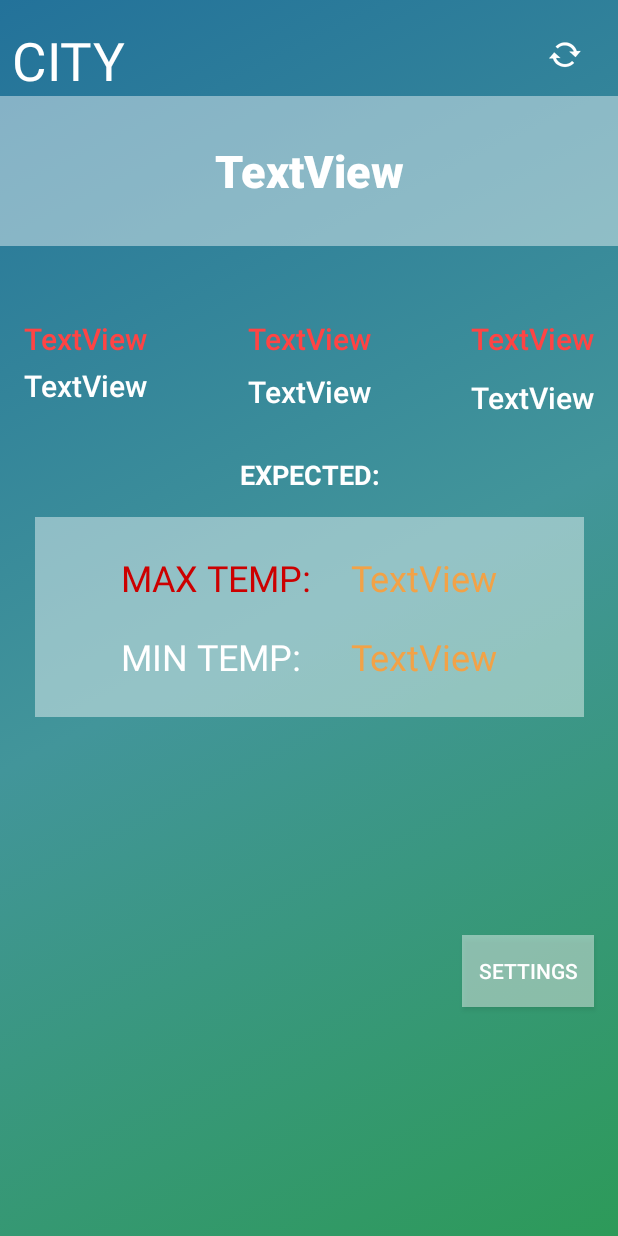
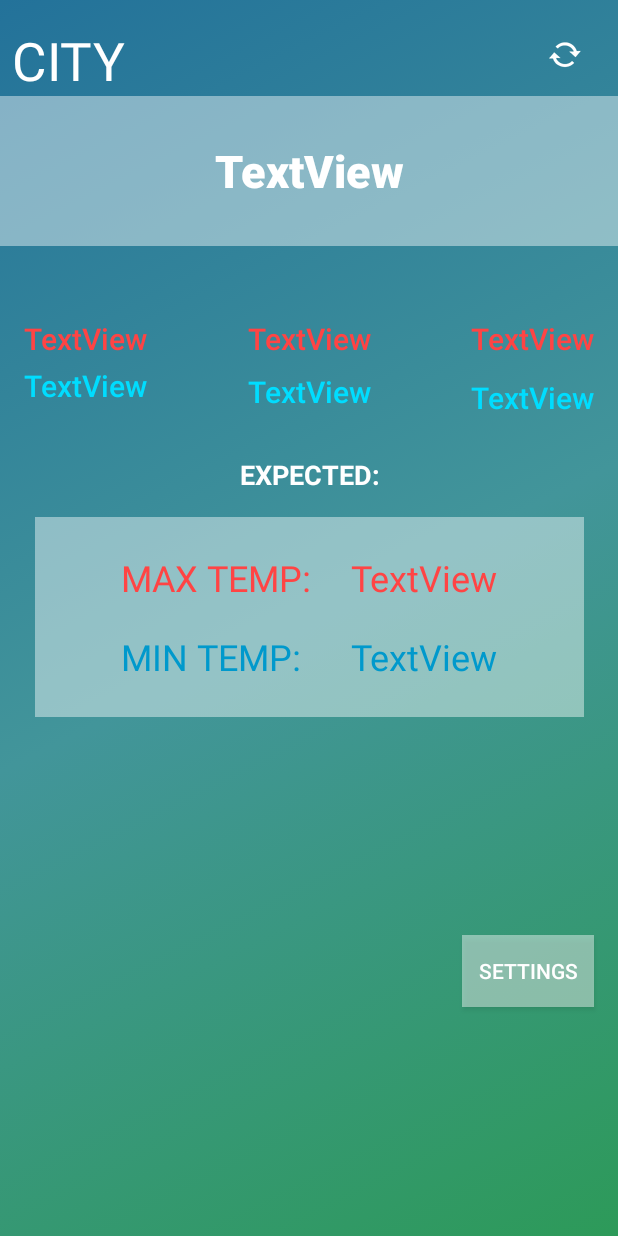
Before and after one commit to GionaFossati/WeatherCompare-Android-APP, an Android app: the layout activity_main.xml on its own in the app's theme, with its tools: preview values and no code run, on a phone screen of 412 x 824 dp. Run offline under Robolectric (Android 15) with nearby library versions, the phone set to English and light mode, and no system bars.

Commit message:
0.1.1
All MainActivity's TextViews working

```diff
--- a/app/src/main/java/com/wc/giona/weathercompare/RemoteFetchWu.java
+++ b/app/src/main/java/com/wc/giona/weathercompare/RemoteFetchWu.java
@@ -58,6 +58,7 @@ public class RemoteFetchWu {
 
             data2 = temp.substring(11,14);
             if ((data2.length()) == 3) {data2 = data2.substring(0,2);}
+            if ((data2.endsWith("."))) {data2 = data2.substring(0,1);}
 
         } catch (Exception e){
             e.printStackTrace();
--- a/app/src/main/res/layout/activity_main.xml
+++ b/app/src/main/res/layout/activity_main.xml
@@ -84,7 +84,7 @@
             android:layout_width="wrap_content"
             android:layout_height="wrap_content"
             android:text="TextView"
-            android:textColor="@color/TEXTORANGE"
+            android:textColor="@android:color/holo_red_light"
             android:textSize="24sp"
             app:layout_constraintBaseline_toBaselineOf="@+id/textView4"
             app:layout_constraintStart_toStartOf="@+id/minTemp" />
@@ -95,7 +95,7 @@
             android:layout_height="wrap_content"
             android:layout_marginTop="24dp"
             android:text="MAX TEMP:"
-            android:textColor="@android:color/holo_red_dark"
+            android:textColor="@android:color/holo_red_light"
             android:textSize="24sp"
             app:layout_constraintStart_toStartOf="@+id/textView5"
             app:layout_constraintTop_toTopOf="parent" />
@@ -108,7 +108,7 @@
             android:layout_marginStart="32dp"
             android:layout_marginTop="20dp"
             android:text="MIN TEMP:"
-            android:textColor="@android:color/background_light"
+            android:textColor="@android:color/holo_blue_dark"
             android:textSize="24sp"
             app:layout_constraintBottom_toBottomOf="parent"
             app:layout_constraintEnd_toStartOf="@+id/minTemp"
@@ -123,7 +123,7 @@
             android:layout_marginEnd="32dp"
             android:layout_marginStart="8dp"
             android:text="TextView"
-            android:textColor="@color/TEXTORANGE"
+            android:textColor="@android:color/holo_blue_dark"
             android:textSize="24sp"
             app:layout_constraintBaseline_toBaselineOf="@+id/textView5"
             app:layout_constraintEnd_toEndOf="parent"
@@ -164,7 +164,7 @@
             android:text="TextView"
             android:textAlignment="center"
             android:textAppearance="@style/TextAppearance.AppCompat.SearchResult.Title"
-            android:textColor="@android:color/background_light"
+            android:textColor="@android:color/holo_blue_bright"
             app:layout_constraintEnd_toEndOf="@+id/max3"
             app:layout_constraintHorizontal_bias="0.0"
             app:layout_constraintRight_toRightOf="parent"
@@ -203,7 +203,7 @@
             android:text="TextView"
             android:textAlignment="center"
             android:textAppearance="@style/TextAppearance.AppCompat.SearchResult.Title"
-            android:textColor="@android:color/background_light"
+            android:textColor="@android:color/holo_blue_bright"
             app:layout_constraintEnd_toEndOf="@+id/max1"
             app:layout_constraintHorizontal_bias="0.0"
             app:layout_constraintStart_toStartOf="@+id/max1"
@@ -217,7 +217,7 @@
             android:text="TextView"
             android:textAlignment="center"
             android:textAppearance="@style/TextAppearance.AppCompat.SearchResult.Title"
-            android:textColor="@android:color/background_light"
+            android:textColor="@android:color/holo_blue_bright"
             app:layout_constraintEnd_toEndOf="@+id/max2"
             app:layout_constraintHorizontal_bias="0.0"
             app:layout_constraintLeft_toLeftOf="parent"
```
Also changed, not shown: app/src/main/java/com/wc/giona/weathercompare/MainActivity.java (+22 -3 lines), app/src/main/java/com/wc/giona/weathercompare/RemoteFetchApixu.java (line endings or trailing spaces), app/src/main/java/com/wc/giona/weathercompare/RemoteFetchOwm.java (line endings or trailing spaces).
